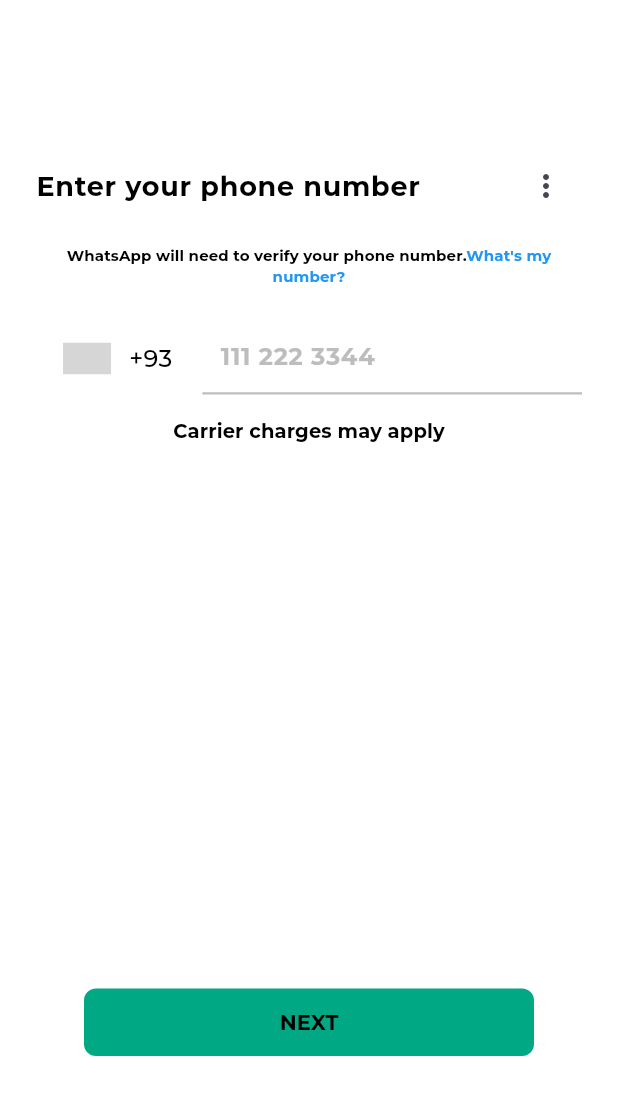
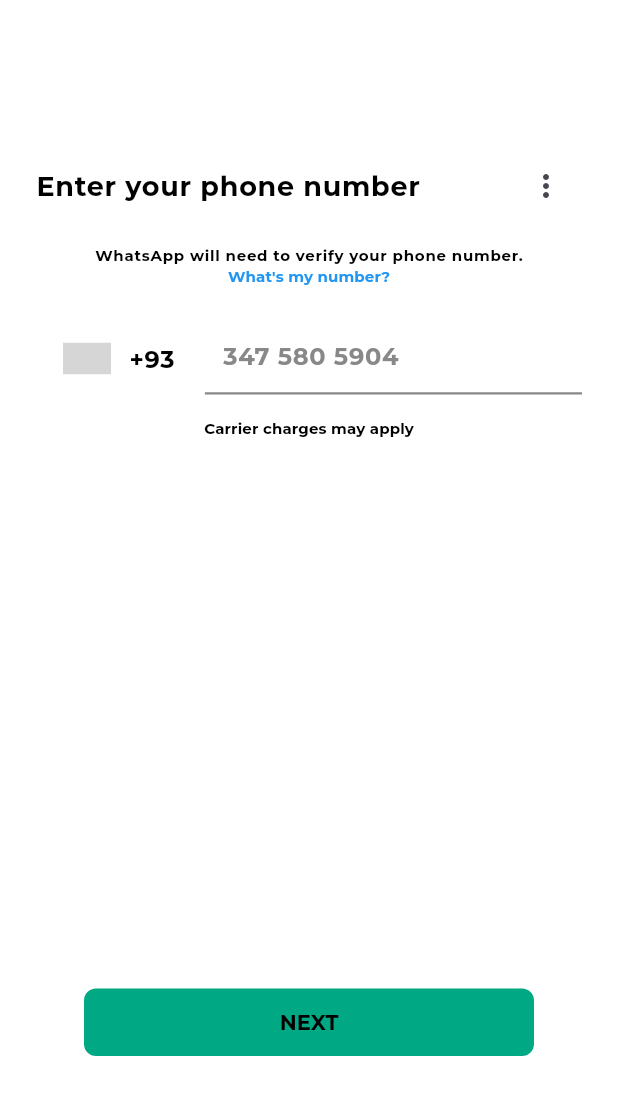
Before and after one commit to waqas1343/whatsapp-ui, a Flutter app: the screen it shows after launch, on a phone screen of 412 x 824 dp. Shown: the top 1095 px of the screen. Run offline on Flutter 3.47's test engine with Material 3 defaults, Android fonts, the light colour scheme and no system bars; drawn by our look-alikes of intl_phone_number_input; our stand-ins replace sizer; grey boxes are pictures that could not be loaded.

Commit message:
all done

```diff
--- a/lib/core/utils/text_theme/text_theme.dart
+++ b/lib/core/utils/text_theme/text_theme.dart
@@ -84,7 +84,7 @@
         ),
         labelSmall: TextStyle(
           fontSize: 10.0,
-          fontWeight: FontWeight.w500,
+          fontWeight: FontWeight.w600,
           color: AppColors.blackTextClr,
         ),
       ),
@@ -141,7 +141,7 @@
         ),
         titleSmall: TextStyle(
           fontSize: 14.0,
-          fontWeight: FontWeight.w500,
+          fontWeight: FontWeight.w600,
           color: AppColors.whiteTextClr,
         ),
 
@@ -173,8 +173,8 @@
         ),
         labelSmall: TextStyle(
           fontSize: 10.0,
-          fontWeight: FontWeight.w500,
-          color: AppColors.textColor,
+          fontWeight: FontWeight.w700,
+          color: AppColors.appBackground,
         ),
       ),
     );
--- a/lib/screens/auth/phone_number_screen/phone_number_screen.dart
+++ b/lib/screens/auth/phone_number_screen/phone_number_screen.dart
@@ -41,16 +41,13 @@
 
               Padding(
                 padding: const EdgeInsets.symmetric(horizontal: 12.0),
-                child: RichText(
-                  textAlign: TextAlign.center,
-                  text: TextSpan(
-                    style: TextStyle(color: AppColors.blackTextClr),
+                child: Column(
                   children: [
-                      TextSpan(
+                    CustomText(
                       text: "WhatsApp will need to verify your phone number.",
-                        style: apptextTheme.titleSmall,
+                      style: apptextTheme.labelSmall,
                     ),
-                      TextSpan(
+                    CustomText(
                       text: "What's my number?",
                       style: apptextTheme.titleSmall?.copyWith(
                         color: Colors.blue,
@@ -58,7 +55,6 @@
                       ),
                     ),
                   ],
-                  ),
                 ),
               ),
 
@@ -78,38 +74,38 @@
                   ),
                   initialValue: PhoneNumber(),
                   ignoreBlank: true,
-                  textStyle: TextStyle(fontSize: 16, color: Colors.black),
+                  textStyle: apptextTheme.bodyLarge,
                   inputDecoration: InputDecoration(
                     isDense: true,
                     contentPadding: EdgeInsets.symmetric(
                       vertical: 14,
                       horizontal: 12,
                     ),
-                    hintText: "111 222 3344",
+                    hintText: "347 580 5904",
                     hintStyle: TextStyle(
                       fontSize: 16,
-                      color: Colors.grey.shade400,
+                      color: AppColors.textColorGrey,
                     ),
                     border: UnderlineInputBorder(
                       borderSide: BorderSide(
-                        color: Colors.grey.shade400,
+                        color: AppColors.textColorGrey,
                         width: 1.5,
                       ),
                     ),
                     enabledBorder: UnderlineInputBorder(
                       borderSide: BorderSide(
-                        color: Colors.grey.shade400,
+                        color: AppColors.textColorGrey,
                         width: 1.5,
                       ),
                     ),
                     focusedBorder: UnderlineInputBorder(
-                      borderSide: BorderSide(color: Colors.blue, width: 2),
+                      borderSide: BorderSide(
+                        color: AppColors.appColorG,
+                        width: 2,
                       ),
                     ),
-                  selectorTextStyle: TextStyle(
-                    fontSize: 16,
-                    color: Colors.black,
                   ),
+                  selectorTextStyle: apptextTheme.bodyLarge,
                 ),
               ),
 
@@ -118,7 +114,7 @@
               Center(
                 child: CustomText(
                   text: 'Carrier charges may apply',
-                  style: apptextTheme.titleSmall?.copyWith(fontSize: 13),
+                  style: apptextTheme.titleSmall,
                 ),
               ),
               Spacer(),
```
Lines whose indentation alone changed are shown as unchanged.
